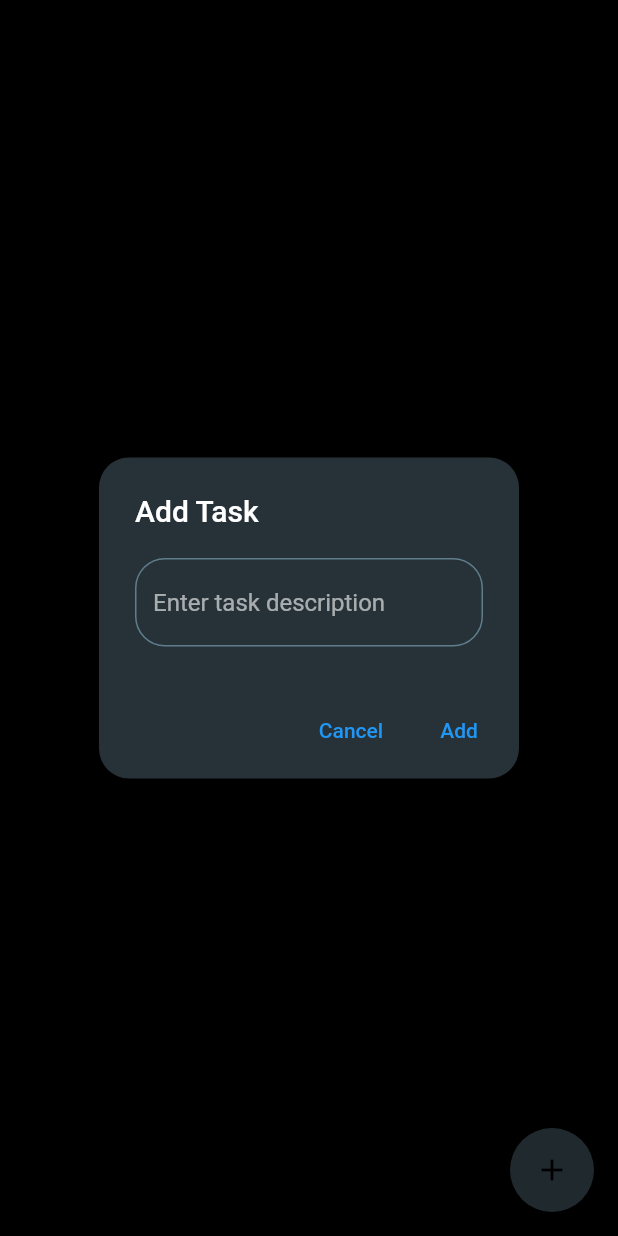
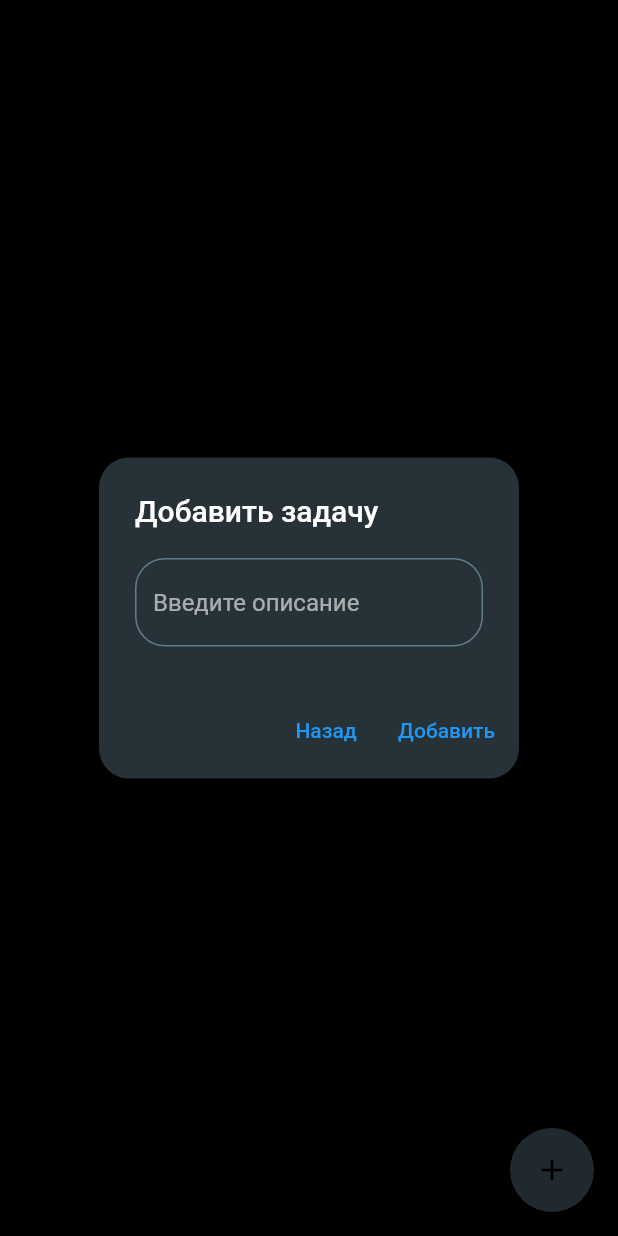
Before and after one commit to SpeedWagon165/to_do_list, a Flutter app: the screen it shows after launch, after a tap on the "add" icon, on a phone screen of 412 x 824 dp. Run offline on Flutter 3.47's test engine with Material 2 defaults, Android fonts, the phone set to English and light mode, and no system bars; our stand-ins replace bloc, equatable, flutter_bloc, hydrated_bloc.

Commit message:
вроде готово

```diff
--- a/lib/bloc/task_bloc/task_bloc.dart
+++ b/lib/bloc/task_bloc/task_bloc.dart
@@ -1,5 +1,4 @@
 import 'package:bloc/bloc.dart';
-import 'package:meta/meta.dart';
 import 'package:equatable/equatable.dart';
 import '../../models/task.dart';
 import 'package:flutter_bloc/flutter_bloc.dart';
@@ -23,14 +22,14 @@ class TaskBloc extends HydratedBloc<TaskEvent, TaskState> {
     final updatedTasks = List<Task>.from(state.tasks)..add(event.task);
     emit(TaskState(tasks: updatedTasks));
   }
-  //
+  // Выполнена или нет
   void _onUpdateTask(UpdateTask event, Emitter<TaskState> emit) {
     final updatedTasks = state.tasks.map((task) {
       return task.id == event.task.id ? event.task : task;
     }).toList();
     emit(TaskState(tasks: updatedTasks));
   }
-
+  // Удаление задачи
   void _onDeleteTask(DeleteTask event, Emitter<TaskState> emit) {
     final updatedTasks = state.tasks.where((task) => task.id != event.task.id).toList();
     emit(TaskState(tasks: updatedTasks));
--- a/lib/main.dart
+++ b/lib/main.dart
@@ -8,12 +8,17 @@ import 'bloc/task_bloc/task_bloc.dart';
 import 'ui/task_screen.dart';
 
 void main() async {
+  // Обеспечивает инициализацию всех необходимых компонентов Flutter.
   WidgetsFlutterBinding.ensureInitialized();
+  // Асинхронно инициализирует локальное хранилище для HydratedBloc, используя путь к директории документов приложения.
   final storage = await HydratedStorage.build(
     storageDirectory: await getApplicationDocumentsDirectory(),
   );
+  // Запускает приложение в контексте, где доступно инициализированное хранилище.
   HydratedBlocOverrides.runZoned(
+    // Запуск приложения.
         () => runApp(const MyApp()),
+    // Установка инициализированного хранилища.
     storage: storage,
   );
 }
@@ -24,6 +29,7 @@ class MyApp extends StatelessWidget {
   @override
   Widget build(BuildContext context) {
     return BlocProvider(
+      // Создание экземпляра TaskBloc, который будет доступен всем потомкам через контекст.
       create: (context) => TaskBloc(),
       child: MaterialApp(
         title: 'ToDo List',
--- a/lib/models/task.dart
+++ b/lib/models/task.dart
@@ -1,16 +1,16 @@
 import 'package:equatable/equatable.dart';
 
 class Task extends Equatable {
-  final String id;
-  final String description;
-  final bool isCompleted;
+  final String id;  //Уникальный идентификатор задачи.
+  final String description; //Описание задачи.
+  final bool isCompleted; //Флаг, указывающий, выполнена ли задача.
 
-  Task({
+  const Task({
     required this.id,
     required this.description,
     this.isCompleted = false,
   });
-
+  // Позволяет создать копию существующей задачи с изменением некоторых свойств. Когда необходимо изменить одно или несколько свойств объекта.
   Task copyWith({String? id, String? description, bool? isCompleted}) {
     return Task(
       id: id ?? this.id,
@@ -18,7 +18,7 @@ class Task extends Equatable {
       isCompleted: isCompleted ?? this.isCompleted,
     );
   }
-
+  // Метод props для Equatable, который возвращает список свойств для сравнения
   @override
   List<Object> get props => [id, description, isCompleted];
 }
--- a/lib/utils/utils.dart
+++ b/lib/utils/utils.dart
@@ -5,29 +5,29 @@ import 'package:uuid/uuid.dart';
 import '../bloc/task_bloc/task_bloc.dart';
 import '../models/task.dart';
 
-
+// Pop виджеты для удаления и добавления задачи
 void addTaskDialog(BuildContext context) {
-  final _controller = TextEditingController();
+  final controller = TextEditingController();
   showDialog(
     context: context,
     builder: (BuildContext context) {
       return AlertDialog(
-        title: Text('Add Task'),
+        title: const Text('Добавить задачу'),
         content: TextField(
-          controller: _controller,
-          decoration: InputDecoration(hintText: 'Enter task description'),
+          controller: controller,
+          decoration: const InputDecoration(hintText: 'Введите описание'),
         ),
         actions: <Widget>[
           TextButton(
-            child: Text('Cancel'),
+            child: const Text('Назад'),
             onPressed: () {
               Navigator.of(context).pop();
             },
           ),
           TextButton(
-            child: Text('Add'),
+            child: const Text('Добавить'),
             onPressed: () {
-              final task = Task(id: Uuid().v4(), description: _controller.text);
+              final task = Task(id: Uuid().v4(), description: controller.text);
               context.read<TaskBloc>().add(AddTask(task));
               Navigator.of(context).pop();
             },
@@ -43,17 +43,17 @@ void showDeleteConfirmationDialog(BuildContext context, Task task) {
     context: context,
     builder: (BuildContext context) {
       return AlertDialog(
-        title: Text('Delete Task'),
-        content: Text('Are you sure you want to delete this task?'),
+        title: const Text('Удалить задачу'),
+        content: const Text('Действительно хотите удалить задачу?'),
         actions: <Widget>[
           TextButton(
-            child: Text('Cancel'),
+            child: const Text('Назад'),
             onPressed: () {
               Navigator.of(context).pop();
             },
           ),
           TextButton(
-            child: Text('Delete'),
+            child: const Text('Удалить'),
             onPressed: () {
               context.read<TaskBloc>().add(DeleteTask(task));
               Navigator.of(context).pop();
```
Also changed, not shown: 1 other file.
